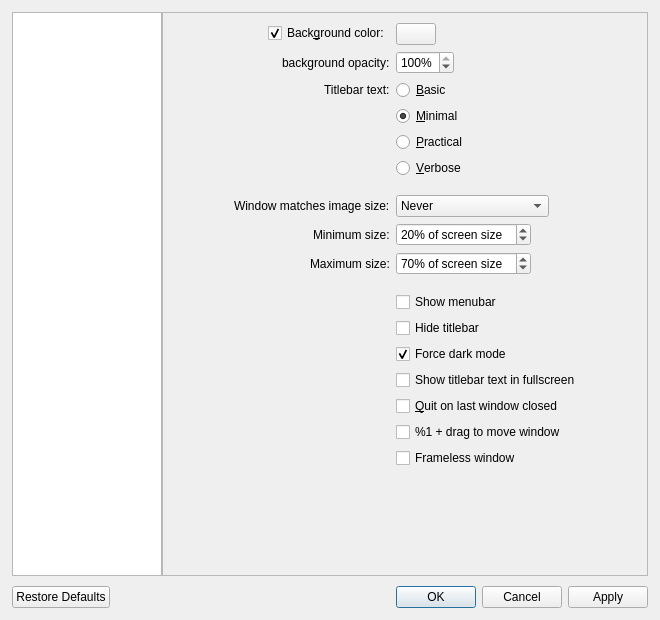
howareyouo/qView, file src/qvoptionsdialog.ui: the form before one commit.
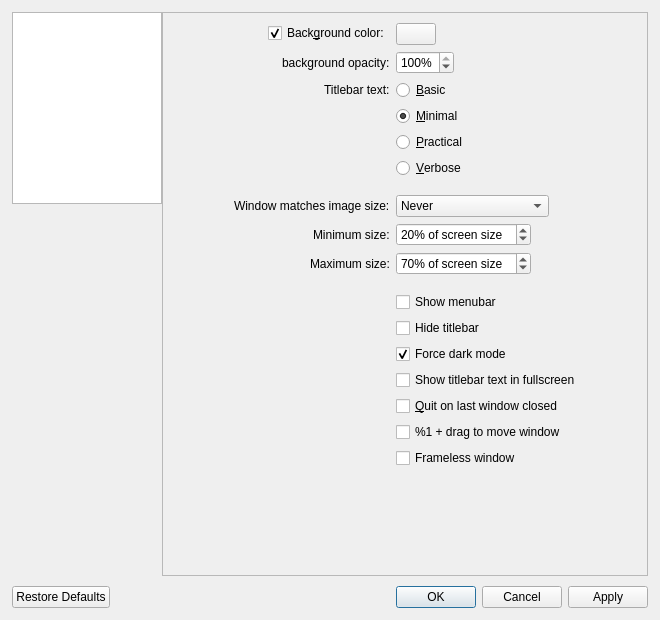
The form after the commit.

Commit message: fix: align options dialog category list to the top of the layout

Patch:
```diff
--- a/src/qvoptionsdialog.ui
+++ b/src/qvoptionsdialog.ui
@@ -43,7 +43,7 @@
      <property name="spacing">
       <number>0</number>
      </property>
-     <item>
+     <item alignment="Qt::AlignTop">
       <widget class="QListWidget" name="categoryList">
        <property name="maximumSize">
         <size>
```
